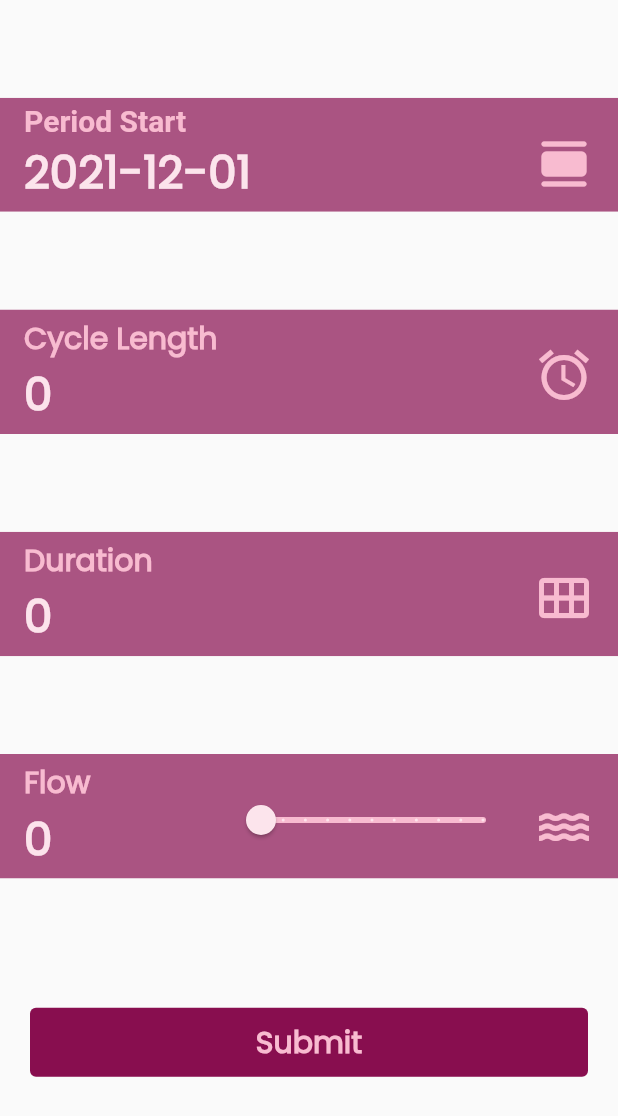
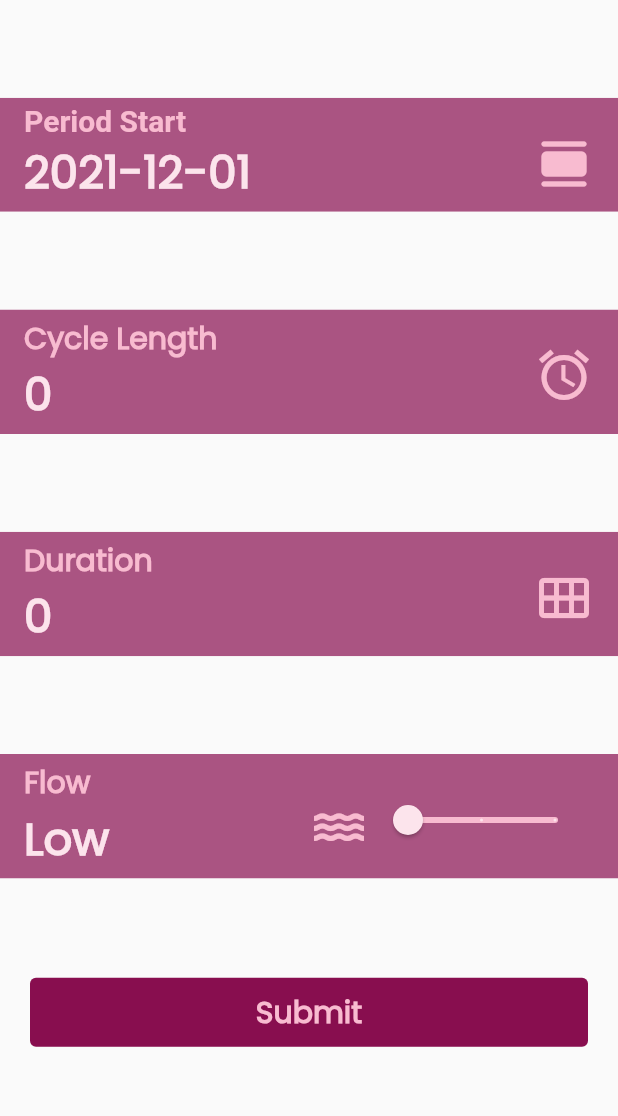
Before and after one commit to saugat0123/for-her-by-her, a Flutter app: the FormUI widget shown alone on an empty page, opened directly, on a phone screen of 412 x 824 dp. Shown: the top 1116 px of the screen. Run offline on Flutter 3.47's test engine with Material 2 defaults, Android fonts, the phone set to English and light mode, and no system bars; our stand-ins replace cloud_firestore, firebase_auth, firebase_core, flutter_rating_bar, fluttertoast, google_fonts and 2 more; missing offline and left inert: contactus, khalti_flutter; accounts and stored records are empty.

Commit message:
cart clear after payment, and flow changed to low, medium and high

```diff
--- a/lib/addPeriod.dart
+++ b/lib/addPeriod.dart
@@ -31,7 +31,10 @@ class _AddPeriodState extends State<AddPeriod> {
         ],
         title: Text(
           "My Period",
-          style: TextStyle(fontFamily: 'Allura', fontSize: 30, ),
+          style: TextStyle(
+            fontFamily: 'Allura',
+            fontSize: 30,
+          ),
         ),
         backgroundColor: Colors.pink[900],
         centerTitle: true,
@@ -166,7 +169,8 @@ class _FormUIState extends State<FormUI> {
                 ),
                 child: Text(
                   'CANCEL',
-                  style: TextStyle(color: Colors.pink[50], fontFamily: 'Poppins'),
+                  style:
+                      TextStyle(color: Colors.pink[50], fontFamily: 'Poppins'),
                 ),
                 onPressed: () {
                   setState(() {
@@ -179,7 +183,9 @@ class _FormUIState extends State<FormUI> {
                   backgroundColor:
                       MaterialStateProperty.all<Color>(Colors.pink[900]),
                 ),
-                child: Text('OK', style: TextStyle(color: Colors.pink[50], fontFamily: 'Poppins')),
+                child: Text('OK',
+                    style: TextStyle(
+                        color: Colors.pink[50], fontFamily: 'Poppins')),
                 onPressed: () {
                   setState(() {
                     if (heading == 'Duration') {
@@ -218,8 +224,10 @@ class _FormUIState extends State<FormUI> {
         behavior: SnackBarBehavior.floating,
         content: Text('Your Period Info was addded!',
             textAlign: TextAlign.center,
-            style:
-                TextStyle(fontWeight: FontWeight.bold, color: Colors.pink[50], fontFamily: 'Poppins')),
+            style: TextStyle(
+                fontWeight: FontWeight.bold,
+                color: Colors.pink[50],
+                fontFamily: 'Poppins')),
         backgroundColor: Colors.pink[200],
       );
 
@@ -230,8 +238,10 @@ class _FormUIState extends State<FormUI> {
         behavior: SnackBarBehavior.floating,
         content: Text('Error in submitting!',
             textAlign: TextAlign.center,
-            style:
-                TextStyle(fontWeight: FontWeight.bold, color: Colors.pink[50], fontFamily: 'Poppins')),
+            style: TextStyle(
+                fontWeight: FontWeight.bold,
+                color: Colors.pink[50],
+                fontFamily: 'Poppins')),
         backgroundColor: Colors.pink[200],
       );
 
@@ -256,7 +266,8 @@ class _FormUIState extends State<FormUI> {
               style: TextStyle(
                   fontSize: 30,
                   color: Colors.pink[50],
-                  fontWeight: FontWeight.bold, fontFamily: 'Poppins')),
+                  fontWeight: FontWeight.bold,
+                  fontFamily: 'Poppins')),
           tileColor: Colors.pink[900].withOpacity(0.7),
           trailing: IconButton(
             onPressed: () {
@@ -276,12 +287,14 @@ class _FormUIState extends State<FormUI> {
               style: TextStyle(
                   fontSize: 20,
                   color: Colors.pink[100],
-                  fontWeight: FontWeight.bold, fontFamily: 'Poppins')),
+                  fontWeight: FontWeight.bold,
+                  fontFamily: 'Poppins')),
           subtitle: Text(cycleLength.toString(),
               style: TextStyle(
                   fontSize: 30,
                   color: Colors.pink[50],
-                  fontWeight: FontWeight.bold, fontFamily: 'Poppins')),
+                  fontWeight: FontWeight.bold,
+                  fontFamily: 'Poppins')),
           tileColor: Colors.pink[900].withOpacity(0.7),
           trailing: IconButton(
             onPressed: () {
@@ -300,12 +313,14 @@ class _FormUIState extends State<FormUI> {
               style: TextStyle(
                   fontSize: 20,
                   color: Colors.pink[100],
-                      fontWeight: FontWeight.bold, fontFamily: 'Poppins')),
+                  fontWeight: FontWeight.bold,
+                  fontFamily: 'Poppins')),
           subtitle: Text(duration.toString(),
               style: TextStyle(
                   fontSize: 30,
                   color: Colors.pink[50],
-                      fontWeight: FontWeight.bold, fontFamily: 'Poppins')),
+                  fontWeight: FontWeight.bold,
+                  fontFamily: 'Poppins')),
           tileColor: Colors.pink[900].withOpacity(0.7),
           trailing: IconButton(
             onPressed: () {
@@ -319,43 +334,87 @@ class _FormUIState extends State<FormUI> {
           ),
         )),
 
+        // Material(
+        //     child: ListTile(
+        //   title: Text('Flow',
+        //       style: TextStyle(
+        //           fontSize: 20,
+        //           color: Colors.pink[100],
+        //           fontWeight: FontWeight.bold, fontFamily: 'Poppins')),
+        //   subtitle: Text(flow.toString(),
+        //       style: TextStyle(
+        //           fontSize: 30,
+        //           color: Colors.pink[50],
+        //           fontWeight: FontWeight.bold, fontFamily: 'Poppins')),
+        //   tileColor: Colors.pink[900].withOpacity(0.7),
+        //   trailing: Row(
+        //     mainAxisSize: MainAxisSize.min,
+        //     children: [
+        //       Container(
+        //           width: 200,
+        //           child: SliderTheme(
+        //               data: SliderThemeData(
+        //                   thumbColor: Colors.pink[200],
+        //                   thumbShape:
+        //                       RoundSliderThumbShape(enabledThumbRadius: 10)),
+        //               child: Slider(
+        //                 value: flow.toDouble(),
+        //                 min: 0,
+        //                 max: 2,
+        //                 divisions: 2,
+        //                 label: flow.round().toString(),
+        //                 activeColor: Colors.pink[50],
+        //                 inactiveColor: Colors.pink[100],
+        //                 onChanged: (double value) {
+        //                   setState(() {
+        //                     flow = value.round().toInt();
+        //                     if (flow == 0) {
+        //
+        //                     }
+        //                   });
+        //                 },
+        //               ))),
+        //       IconButton(
+        //         onPressed: () {
+        //           _displayTextInputDialog(context, 'Flow');
+        //         },
+        //         icon: Icon(
+        //           Icons.water,
+        //           color: Colors.pink[100],
+        //           size: 40,
+        //         ),
+        //       ),
+        //     ],
+        //   ),
+        // )),
         Material(
           child: ListTile(
-          title: Text('Flow',
+            title: Text(
+              'Flow',
               style: TextStyle(
                 fontSize: 20,
                 color: Colors.pink[100],
-                  fontWeight: FontWeight.bold, fontFamily: 'Poppins')),
-          subtitle: Text(flow.toString(),
+                fontWeight: FontWeight.bold,
+                fontFamily: 'Poppins',
+              ),
+            ),
+            subtitle: Text(
+              flow == 0
+                  ? 'Low'
+                  : flow == 1
+                      ? 'Medium'
+                      : 'High',
               style: TextStyle(
                 fontSize: 30,
                 color: Colors.pink[50],
-                  fontWeight: FontWeight.bold, fontFamily: 'Poppins')),
+                fontWeight: FontWeight.bold,
+                fontFamily: 'Poppins',
+              ),
+            ),
             tileColor: Colors.pink[900].withOpacity(0.7),
             trailing: Row(
               mainAxisSize: MainAxisSize.min,
               children: [
-              Container(
-                  width: 200,
-                  child: SliderTheme(
-                      data: SliderThemeData(
-                          thumbColor: Colors.pink[200],
-                          thumbShape:
-                              RoundSliderThumbShape(enabledThumbRadius: 10)),
-                      child: Slider(
-                        value: flow.toDouble(),
-                        min: 0,
-                        max: 10,
-                        divisions: 10,
-                        label: flow.round().toString(),
-                        activeColor: Colors.pink[50],
-                        inactiveColor: Colors.pink[100],
-                        onChanged: (double value) {
-                          setState(() {
-                            flow = value.round().toInt();
-                          });
-                        },
-                      ))),
                 IconButton(
                   onPressed: () {
                     _displayTextInputDialog(context, 'Flow');
@@ -366,11 +425,38 @@ class _FormUIState extends State<FormUI> {
                     size: 40,
                   ),
                 ),
+                Container(
+                  width: 150,
+                  child: SliderTheme(
+                    data: SliderThemeData(
+                      thumbColor: Colors.pink[200],
+                      thumbShape: RoundSliderThumbShape(
+                        enabledThumbRadius: 10,
+                      ),
+                    ),
+                    child: Slider(
+                      value: flow.toDouble(),
+                      min: 0,
+                      max: 2,
+                      divisions: 2,
+                      label: flow.round().toString(),
+                      activeColor: Colors.pink[50],
+                      inactiveColor: Colors.pink[100],
+                      onChanged: (double value) {
+                        setState(() {
+                          flow = value.round().toInt();
+                        });
+                      },
+                    ),
+                  ),
+                ),
               ],
             ),
-        )),
+          ),
+        ),
+
         Padding(
-            padding: EdgeInsets.fromLTRB(20, 20, 20, 40),
+            padding: EdgeInsets.fromLTRB(20, 0, 20, 60),
             child: TextButton(
                 style: ButtonStyle(
                   backgroundColor:
@@ -384,7 +470,8 @@ class _FormUIState extends State<FormUI> {
                   style: TextStyle(
                       fontSize: 20,
                       color: Colors.pink[100],
-                      fontWeight: FontWeight.bold, fontFamily: 'Poppins'),
+                      fontWeight: FontWeight.bold,
+                      fontFamily: 'Poppins'),
                 ))),
       ],
     );
--- a/lib/myCart.dart
+++ b/lib/myCart.dart
@@ -289,6 +289,7 @@ class _MyCartState extends State<MyCart> {
   }
 
   void onSuccess(PaymentSuccessModel success) {
+    deleteCartItems();
     showDialog(
       context: context,
       builder: (context) {
@@ -320,4 +321,14 @@ class _MyCartState extends State<MyCart> {
   void onCancel() {
     debugPrint('Cancelled');
   }
+
+  Future<void> deleteCartItems() async {
+    final QuerySnapshot cartSnapshot = await FirebaseFirestore.instance.collection('cart').get();
+
+    for (DocumentSnapshot docSnapshot in cartSnapshot.docs) {
+      await docSnapshot.reference.delete();
+    }
+
+    await FirebaseFirestore.instance.collection('cart').doc().delete();
+  }
 }
```
Lines whose indentation alone changed are shown as unchanged.
